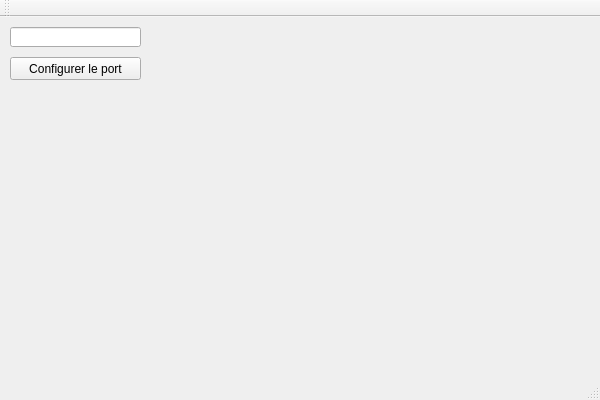
Before: the Qt Designer form RS232/RS232/RS232.ui in yannmrt/tp-1-mise-en-route, drawn with Qt 5.
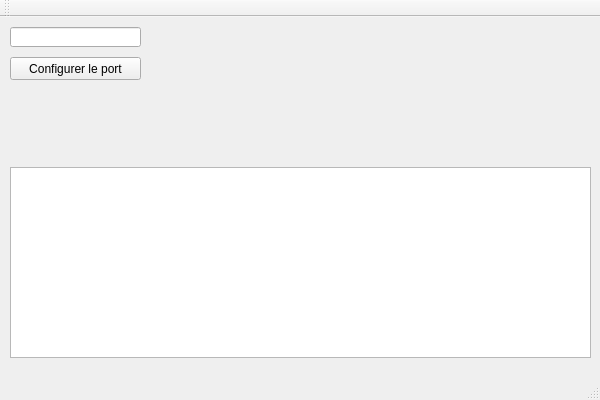
After: the same form once the commit is applied.

What changed in the file:
```diff
--- a/RS232/RS232/RS232.ui
+++ b/RS232/RS232/RS232.ui
@@ -55,6 +55,16 @@
      <string/>
     </property>
    </widget>
+   <widget class="QListWidget" name="listWidget">
+    <property name="geometry">
+     <rect>
+      <x>10</x>
+      <y>150</y>
+      <width>581</width>
+      <height>191</height>
+     </rect>
+    </property>
+   </widget>
   </widget>
   <widget class="QMenuBar" name="menuBar">
    <property name="geometry">
```
